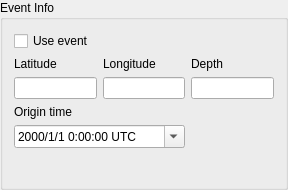
The window that isp/resources/designer_uis/EventInfoGroupBox.ui (ProjectISP/ISP) describes before a commit, drawn with Qt 5.
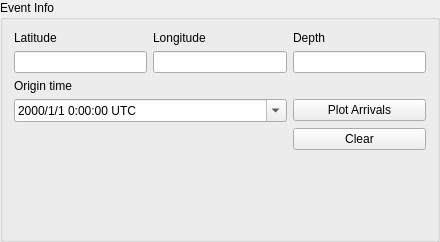
The same window after the commit.

Commit message:
Thiago - Add arrival time plot.
- There is a cpu instability on this method related to the matplotlib draw() method, after run in 4 times the cpu usage goes to 100%.

What changed in the file:
```diff
--- a/isp/resources/designer_uis/EventInfoGroupBox.ui
+++ b/isp/resources/designer_uis/EventInfoGroupBox.ui
@@ -9,8 +9,8 @@
    <rect>
     <x>0</x>
     <y>0</y>
-    <width>288</width>
-    <height>190</height>
+    <width>440</width>
+    <height>242</height>
    </rect>
   </property>
   <property name="sizePolicy">
@@ -32,21 +32,92 @@
    <string>Event Info</string>
   </property>
   <layout class="QGridLayout" name="gridLayout">
+   <item row="0" column="2">
+    <widget class="QLabel" name="label_3">
+     <property name="text">
+      <string>Depth</string>
+     </property>
+    </widget>
+   </item>
+   <item row="0" column="1">
+    <widget class="QLabel" name="label_2">
+     <property name="sizePolicy">
+      <sizepolicy hsizetype="Maximum" vsizetype="Preferred">
+       <horstretch>0</horstretch>
+       <verstretch>0</verstretch>
+      </sizepolicy>
+     </property>
+     <property name="text">
+      <string>Longitude</string>
+     </property>
+    </widget>
+   </item>
+   <item row="1" column="1">
+    <widget class="QLineEdit" name="longitudeLineEdit">
+     <property name="sizePolicy">
+      <sizepolicy hsizetype="Expanding" vsizetype="Fixed">
+       <horstretch>0</horstretch>
+       <verstretch>0</verstretch>
+      </sizepolicy>
+     </property>
+     <property name="maximumSize">
+      <size>
+       <width>16777215</width>
+       <height>25</height>
+      </size>
+     </property>
+    </widget>
+   </item>
+   <item row="5" column="0" colspan="3">
+    <spacer name="verticalSpacer">
+     <property name="orientation">
+      <enum>Qt::Vertical</enum>
+     </property>
+     <property name="sizeHint" stdset="0">
+      <size>
+       <width>20</width>
+       <height>0</height>
+      </size>
+     </property>
+    </spacer>
+   </item>
+   <item row="1" column="0">
+    <widget class="QLineEdit" name="latitudeLineEdit">
+     <property name="sizePolicy">
+      <sizepolicy hsizetype="Expanding" vsizetype="Fixed">
+       <horstretch>0</horstretch>
+       <verstretch>0</verstretch>
+      </sizepolicy>
+     </property>
+     <property name="maximumSize">
+      <size>
+       <width>16777215</width>
+       <height>25</height>
+      </size>
+     </property>
+    </widget>
+   </item>
    <item row="0" column="0">
-    <widget class="QCheckBox" name="useEventcheckBox">
+    <widget class="QLabel" name="label">
+     <property name="sizePolicy">
+      <sizepolicy hsizetype="Maximum" vsizetype="Preferred">
+       <horstretch>0</horstretch>
+       <verstretch>0</verstretch>
+      </sizepolicy>
+     </property>
      <property name="text">
-      <string>Use event</string>
+      <string>Latitude</string>
      </property>
     </widget>
    </item>
-   <item row="3" column="0">
+   <item row="2" column="0">
     <widget class="QLabel" name="label_4">
      <property name="text">
       <string>Origin time</string>
      </property>
     </widget>
    </item>
-   <item row="4" column="0" colspan="2">
+   <item row="3" column="0" colspan="2">
     <widget class="QDateTimeEdit" name="originDateTimeEdit">
      <property name="sizePolicy">
       <sizepolicy hsizetype="Minimum" vsizetype="Fixed">
@@ -74,59 +145,7 @@
      </property>
     </widget>
    </item>
-   <item row="1" column="0">
-    <widget class="QLabel" name="label">
-     <property name="sizePolicy">
-      <sizepolicy hsizetype="Maximum" vsizetype="Preferred">
-       <horstretch>0</horstretch>
-       <verstretch>0</verstretch>
-      </sizepolicy>
-     </property>
-     <property name="text">
-      <string>Latitude</string>
-     </property>
-    </widget>
-   </item>
    <item row="1" column="2">
-    <widget class="QLabel" name="label_3">
-     <property name="text">
-      <string>Depth</string>
-     </property>
-    </widget>
-   </item>
-   <item row="2" column="0">
-    <widget class="QLineEdit" name="latitudeLineEdit">
-     <property name="sizePolicy">
-      <sizepolicy hsizetype="Expanding" vsizetype="Fixed">
-       <horstretch>0</horstretch>
-       <verstretch>0</verstretch>
-      </sizepolicy>
-     </property>
-     <property name="maximumSize">
-      <size>
-       <width>16777215</width>
-       <height>25</height>
-      </size>
-     </property>
-    </widget>
-   </item>
-   <item row="2" column="1">
-    <widget class="QLineEdit" name="longitudeLineEdit">
-     <property name="sizePolicy">
-      <sizepolicy hsizetype="Expanding" vsizetype="Fixed">
-       <horstretch>0</horstretch>
-       <verstretch>0</verstretch>
-      </sizepolicy>
-     </property>
-     <property name="maximumSize">
-      <size>
-       <width>16777215</width>
-       <height>25</height>
-      </size>
-     </property>
-    </widget>
-   </item>
-   <item row="2" column="2">
     <widget class="QLineEdit" name="depthLineEdit">
      <property name="sizePolicy">
       <sizepolicy hsizetype="Expanding" vsizetype="Fixed">
@@ -142,31 +161,19 @@
      </property>
     </widget>
    </item>
-   <item row="1" column="1">
-    <widget class="QLabel" name="label_2">
-     <property name="sizePolicy">
-      <sizepolicy hsizetype="Maximum" vsizetype="Preferred">
-       <horstretch>0</horstretch>
-       <verstretch>0</verstretch>
-      </sizepolicy>
-     </property>
+   <item row="3" column="2">
+    <widget class="QPushButton" name="plotArrivalsBtn">
      <property name="text">
-      <string>Longitude</string>
+      <string>Plot Arrivals</string>
      </property>
     </widget>
    </item>
-   <item row="5" column="0" colspan="3">
-    <spacer name="verticalSpacer">
-     <property name="orientation">
-      <enum>Qt::Vertical</enum>
+   <item row="4" column="2">
+    <widget class="QPushButton" name="clearArrivalsBtn">
+     <property name="text">
+      <string>Clear</string>
      </property>
-     <property name="sizeHint" stdset="0">
-      <size>
-       <width>20</width>
-       <height>0</height>
-      </size>
-     </property>
-    </spacer>
+    </widget>
    </item>
   </layout>
  </widget>
```
The commit also changes 5 other files.
